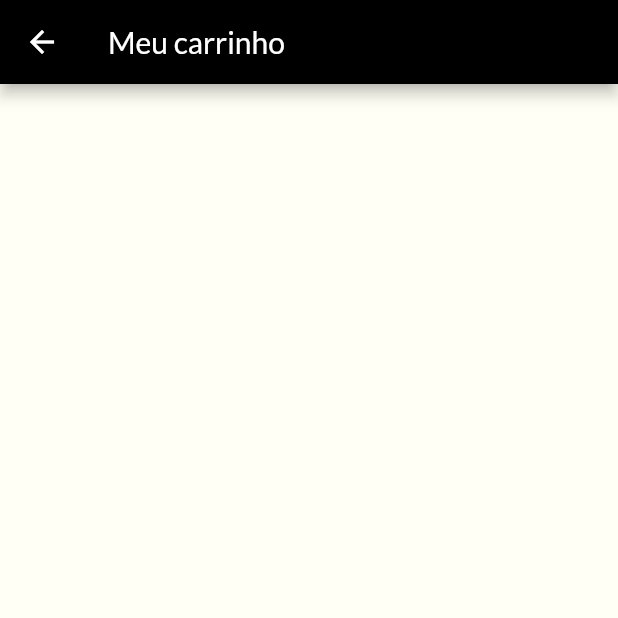
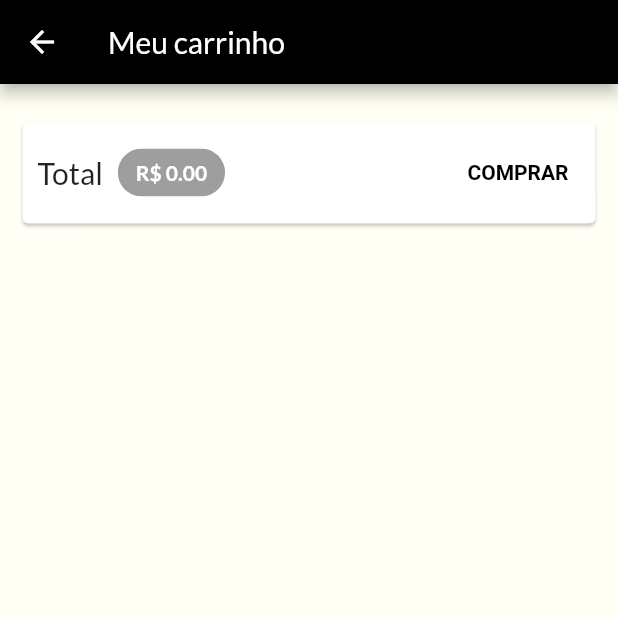
Before and after one commit to Brennez/Flutter-course, a Flutter app: the CartPage screen opened by its route, on a phone screen of 412 x 824 dp, the top half of it. Run offline on Flutter 3.47's test engine with Material 2 defaults, Android fonts, the phone set to English and light mode, and no system bars; network calls fail.

Commit message:
feat: remove item from cart created

```diff
--- a/shop/lib/components/product_item.dart
+++ b/shop/lib/components/product_item.dart
@@ -12,7 +12,7 @@ class ProductItem extends StatelessWidget {
   Widget build(BuildContext context) {
     final product = Provider.of<Product>(
       context,
-      listen: false,
+      listen: true,
     );
 
     final cart = Provider.of<Cart>(
--- a/shop/lib/models/cart.dart
+++ b/shop/lib/models/cart.dart
@@ -1,28 +1,25 @@
 import 'dart:math';
-
 import 'package:flutter/material.dart';
 import 'package:shop/models/cart_item.dart';
-
-import 'product.dart';
+import 'package:shop/models/product.dart';
 
 class Cart with ChangeNotifier {
   Map<String, CartItem> _items = {};
 
-  Map<String, CartItem> get items => {..._items};
+  Map<String, CartItem> get items {
+    return {..._items};
+  }
 
-  int get itemsCount => _items.length;
+  int get itemsCount {
+    return items.length;
+  }
 
   double get totalAmount {
     double total = 0.0;
-    _items.forEach((key, itemCart) {
-      total += itemCart.price * itemCart.quantity;
+    _items.forEach((key, cartItem) {
+      total += cartItem.price * cartItem.quantity;
     });
     return total;
-  }
-
-  void removeItem(String productId) {
-    _items.remove(productId);
-    notifyListeners();
   }
 
   void addItem(Product product) {
@@ -31,7 +28,7 @@ class Cart with ChangeNotifier {
         product.id,
         (existingItem) => CartItem(
           id: existingItem.id,
-          productId: existingItem.id,
+          productId: existingItem.productId,
           name: existingItem.name,
           quantity: existingItem.quantity + 1,
           price: existingItem.price,
@@ -41,17 +38,23 @@ class Cart with ChangeNotifier {
       _items.putIfAbsent(
         product.id,
         () => CartItem(
-            id: Random().nextDouble().toString(),
-            productId: product.id,
-            name: product.name,
-            quantity: 1,
-            price: product.price),
+          id: Random().nextDouble().toString(),
+          productId: product.id,
+          name: product.name,
+          quantity: 1,
+          price: product.price,
+        ),
       );
     }
     notifyListeners();
   }
 
-  void clearCart() {
+  void removeItem(String productId) {
+    _items.remove(productId);
+    notifyListeners();
+  }
+
+  void clear() {
     _items = {};
     notifyListeners();
   }
--- a/shop/lib/pages/cart_page.dart
+++ b/shop/lib/pages/cart_page.dart
@@ -1,14 +1,75 @@
 import 'package:flutter/material.dart';
+import 'package:provider/provider.dart';
+import 'package:shop/components/cart_item.dart';
+
+import '../models/cart.dart';
 
 class CartPage extends StatelessWidget {
   const CartPage({super.key});
 
   @override
   Widget build(BuildContext context) {
+    final Cart cart = Provider.of(context);
+
+    final items = cart.items.values.toList();
+
     return Scaffold(
       appBar: AppBar(
         title: Text('Meu carrinho'),
       ),
+      body: Column(
+        children: [
+          Card(
+            margin: const EdgeInsets.symmetric(
+              horizontal: 15,
+              vertical: 25,
+            ),
+            child: Padding(
+              padding: const EdgeInsets.all(10),
+              child: Row(
+                mainAxisAlignment: MainAxisAlignment.spaceBetween,
+                children: [
+                  const Text(
+                    'Total',
+                    style: TextStyle(
+                      fontSize: 20,
+                    ),
+                  ),
+                  const SizedBox(
+                    width: 10,
+                  ),
+                  Chip(
+                    backgroundColor: Colors.grey,
+                    label: FittedBox(
+                      child: Text('R\$ ${cart.totalAmount.toStringAsFixed(2)}',
+                          style: const TextStyle(
+                            fontWeight: FontWeight.w600,
+                            color: Colors.white,
+                          )),
+                    ),
+                  ),
+                  const Spacer(),
+                  TextButton(
+                    style: TextButton.styleFrom(
+                        textStyle: const TextStyle(
+                      fontWeight: FontWeight.bold,
+                    )),
+                    onPressed: () {},
+                    child: Text('COMPRAR'),
+                  )
+                ],
+              ),
+            ),
+          ),
+          Expanded(
+            child: ListView.builder(
+              itemCount: items.length,
+              itemBuilder: (context, index) =>
+                  CartItemWidget(cartItem: items[index]),
+            ),
+          )
+        ],
+      ),
     );
   }
 }
```
Also changed, not shown: shop/lib/components/cart_item.dart (added, +66 -0 lines).
